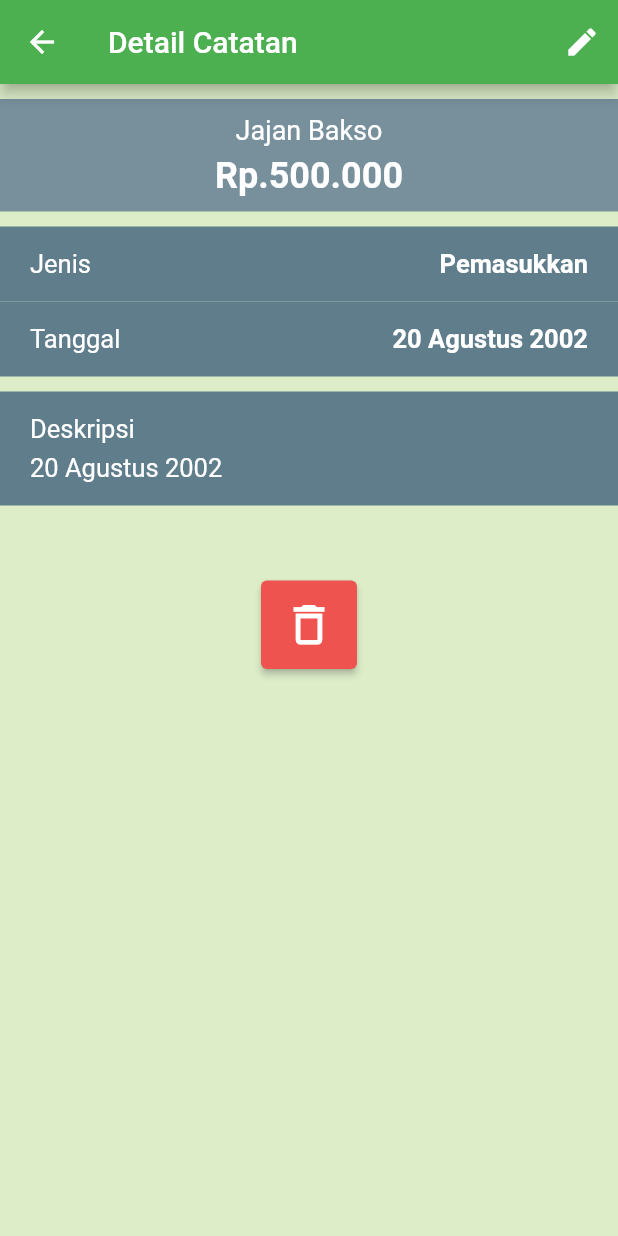
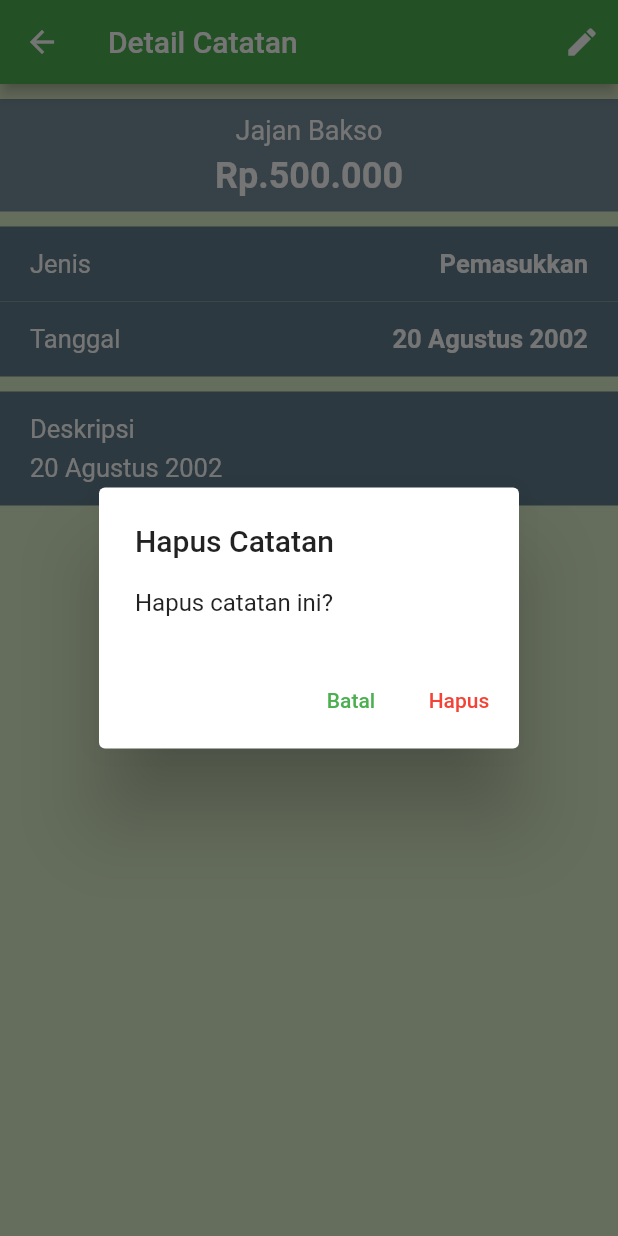
Before and after one commit to tegar-anggana/uas-mobile-kelompok3, a Flutter app: the CatatanDetailPage screen opened directly, after a tap on the "delete outline" icon, on a phone screen of 412 x 824 dp. Run offline on Flutter 3.47's test engine with Material 2 defaults, Android fonts, the phone set to English and light mode, and no system bars.

```diff
--- a/lib/catatan_detail_page.dart
+++ b/lib/catatan_detail_page.dart
@@ -1,4 +1,5 @@
 import 'package:flutter/material.dart';
+import 'package:kelompok3/edit_page.dart';
 
 class CatatanDetailPage extends StatefulWidget {
   const CatatanDetailPage({super.key});
@@ -19,7 +20,14 @@ class _CatatanDetailPageState extends State<CatatanDetailPage> {
         actions: [
           IconButton(
             onPressed: () {
-              debugPrint('Actions');
+              // debugPrint('Actions');
+              Navigator.of(context).push(
+                MaterialPageRoute(
+                  builder: (BuildContext context) {
+                    return const EditPage();
+                  },
+                ),
+              );
             },
             icon: const Icon(
               Icons.edit,
@@ -133,7 +141,9 @@ class _CatatanDetailPageState extends State<CatatanDetailPage> {
             ),
             const Padding(padding: EdgeInsets.symmetric(vertical: 20)),
             ElevatedButton(
-              onPressed: () {},
+              onPressed: () {
+                showAlertDialog(context);
+              },
               style: ElevatedButton.styleFrom(
                 backgroundColor: Colors.red[400],
                 padding: const EdgeInsets.all(12),
@@ -149,3 +159,38 @@ class _CatatanDetailPageState extends State<CatatanDetailPage> {
     );
   }
 }
+
+showAlertDialog(BuildContext context) {
+  // set up the buttons
+  Widget cancelButton = TextButton(
+    child: const Text("Batal"),
+    onPressed: () {
+      Navigator.of(context).pop();
+    },
+  );
+  Widget continueButton = TextButton(
+    child: const Text(
+      "Hapus",
+      style: TextStyle(color: Colors.red),
+    ),
+    onPressed: () {
+      Navigator.of(context).pop();
+    },
+  );
+  // set up the AlertDialog
+  AlertDialog alert = AlertDialog(
+    title: const Text("Hapus Catatan"),
+    content: const Text("Hapus catatan ini?"),
+    actions: [
+      cancelButton,
+      continueButton,
+    ],
+  );
+  // show the dialog
+  showDialog(
+    context: context,
+    builder: (BuildContext context) {
+      return alert;
+    },
+  );
+}
```
Also changed, not shown: lib/edit_page.dart (added, +136 -0 lines), lib/profile_page.dart (+38 -1 lines).
